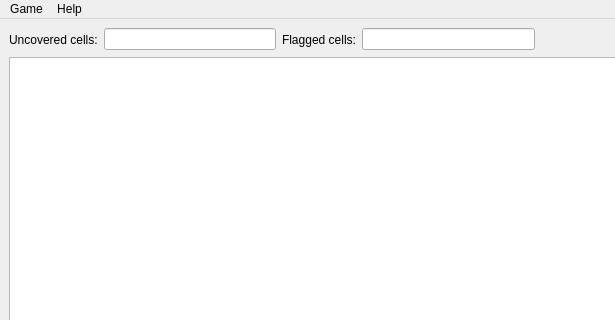
First picture: the form in gui/mineswepeer_window.ui, repository monkecoder/Minesweeper, before the edit; both pictures show x 0 to 615 and y 0 to 320 of the 800 by 600 pixel window.
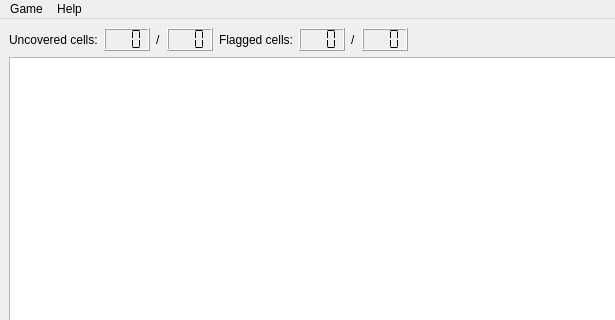
Second picture: the form after the edit.

Commit message: Added lcdNumbers instead lineEdits

What changed in the file:
```diff
--- a/gui/mineswepeer_window.ui
+++ b/gui/mineswepeer_window.ui
@@ -25,9 +25,29 @@
        </widget>
       </item>
       <item>
-       <widget class="QLineEdit" name="lineEdit_cellsUncovered">
-        <property name="readOnly">
-         <bool>true</bool>
+       <widget class="QLCDNumber" name="lcdNumber_cellsUncovered">
+        <property name="digitCount">
+         <number>3</number>
+        </property>
+        <property name="segmentStyle">
+         <enum>QLCDNumber::Flat</enum>
+        </property>
+       </widget>
+      </item>
+      <item>
+       <widget class="QLabel" name="label">
+        <property name="text">
+         <string>/</string>
+        </property>
+       </widget>
+      </item>
+      <item>
+       <widget class="QLCDNumber" name="lcdNumber_cellsNotMined">
+        <property name="digitCount">
+         <number>3</number>
+        </property>
+        <property name="segmentStyle">
+         <enum>QLCDNumber::Flat</enum>
         </property>
        </widget>
       </item>
@@ -39,9 +59,29 @@
        </widget>
       </item>
       <item>
-       <widget class="QLineEdit" name="lineEdit_cellsFlagged">
-        <property name="readOnly">
-         <bool>true</bool>
+       <widget class="QLCDNumber" name="lcdNumber_cellsFlagged">
+        <property name="digitCount">
+         <number>3</number>
+        </property>
+        <property name="segmentStyle">
+         <enum>QLCDNumber::Flat</enum>
+        </property>
+       </widget>
+      </item>
+      <item>
+       <widget class="QLabel" name="label_2">
+        <property name="text">
+         <string>/</string>
+        </property>
+       </widget>
+      </item>
+      <item>
+       <widget class="QLCDNumber" name="lcdNumber_cellsMined">
+        <property name="digitCount">
+         <number>3</number>
+        </property>
+        <property name="segmentStyle">
+         <enum>QLCDNumber::Flat</enum>
         </property>
        </widget>
       </item>
```
Left out of the diff: 2 changed lines with no effect on the pictures. The commit also changes 2 other files.
